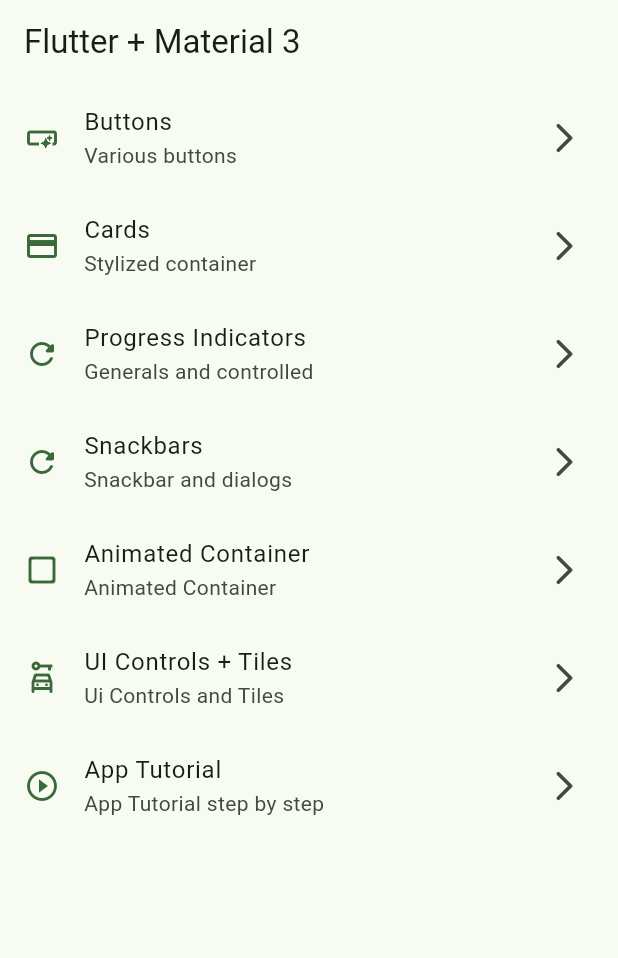
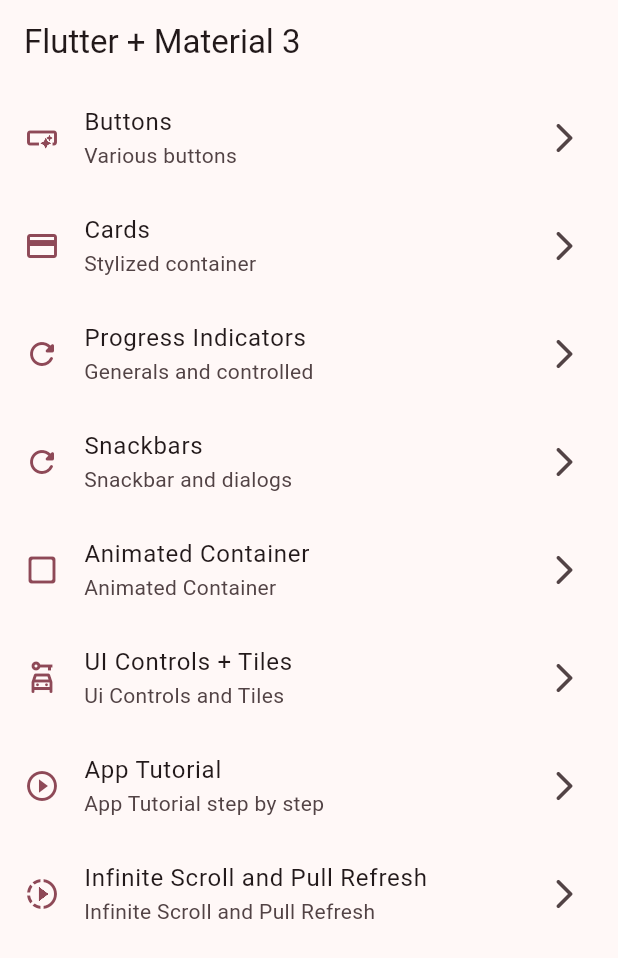
Before and after one commit to arisvaldez/widgets_app, a Flutter app: the screen it shows after launch, on a phone screen of 412 x 824 dp. Shown: the top 958 px of the screen. Run offline on Flutter 3.47's test engine with Material 2 defaults, Android fonts, the phone set to English and light mode, and no system bars; our stand-ins replace animate_do, go_router.

Commit message:
add infinity scroll

```diff
--- a/lib/config/menu/menu_item.dart
+++ b/lib/config/menu/menu_item.dart
@@ -50,4 +50,9 @@ const appMenuItems = <MenuItem>[
       subTitle: 'App Tutorial step by step',
       link: '/tutorial',
       icon: Icons.play_circle_outline),
+  MenuItem(
+      title: 'Infinite Scroll and Pull Refresh',
+      subTitle: 'Infinite Scroll and Pull Refresh',
+      link: '/infinite',
+      icon: Icons.slow_motion_video),
 ];
--- a/lib/config/router/app_router.dart
+++ b/lib/config/router/app_router.dart
@@ -42,4 +42,9 @@ final appRouter = GoRouter(initialLocation: '/', routes: [
     name: AppTutorialScreen.name,
     builder: (context, state) => const AppTutorialScreen(),
   ),
+   GoRoute(
+    path: '/infinite',
+    name: InfityScrollScreen.name,
+    builder: (context, state) => const InfityScrollScreen(),
+  ),
 ]);
--- a/lib/main.dart
+++ b/lib/main.dart
@@ -15,7 +15,7 @@ class MainApp extends StatelessWidget {
     return MaterialApp.router(
       routerConfig: appRouter,
       debugShowCheckedModeBanner: false,
-      theme: AppTheme(selectedColor: ThemeColors.green).getTheme(),
+      theme: AppTheme(selectedColor: ThemeColors.pink).getTheme(),
 
     );
   }
```
Also changed, not shown: lib/presentation/screens/infinity_scroll/infity_scroll_screen.dart (+90 -2 lines).
